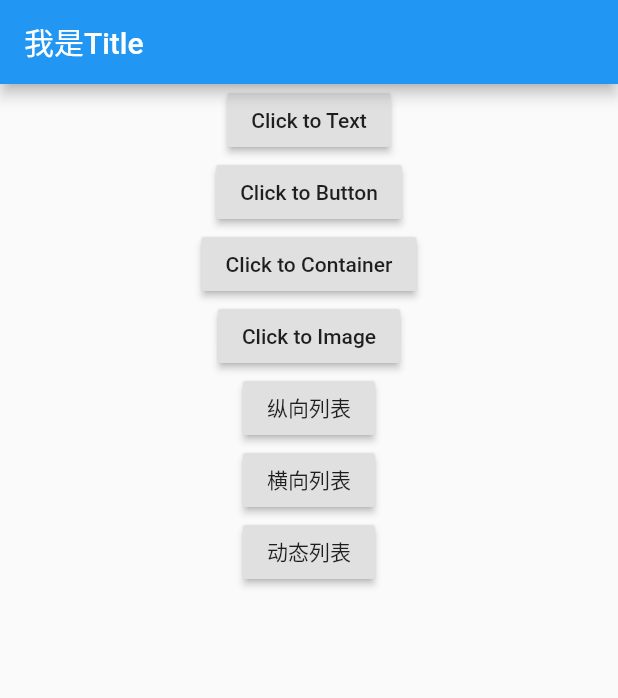
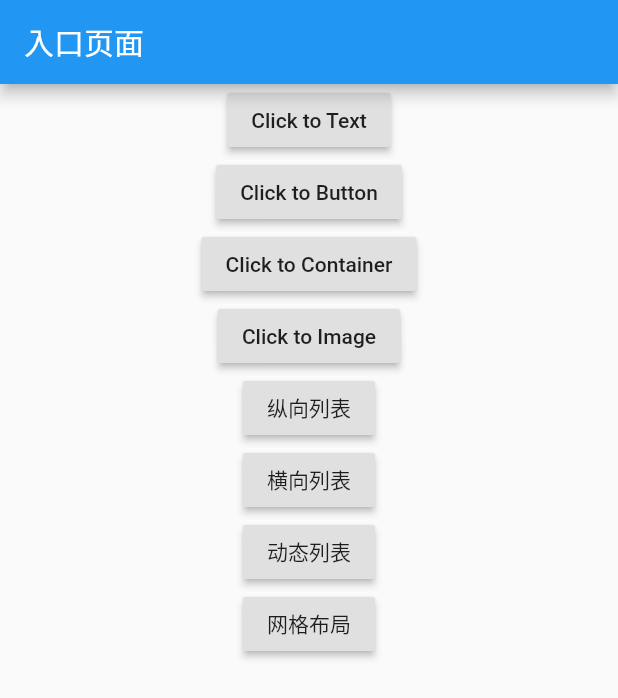
Before and after one commit to candy252324/flutter, a Flutter app: the screen it shows after launch, on a phone screen of 412 x 824 dp. Shown: the top 698 px of the screen. Run offline on Flutter 3.47's test engine with Material 2 defaults, Android fonts, the phone set to English and light mode, and no system bars.

Commit message:
网格布局

```diff
--- a/demo01/lib/main.dart
+++ b/demo01/lib/main.dart
@@ -7,6 +7,7 @@ import 'image.dart';
 import 'listView1.dart';
 import 'listView2.dart';
 import 'listView3.dart';
+import 'grideView.dart';
 
 void main() => runApp(MyApp());
 
@@ -28,6 +29,7 @@ class MyApp extends StatelessWidget {
         "listViewPage2":(context)=> ListViewDemo2(),
         "listViewPage3":(context)=> ListViewDemo3(),
         "DetailPage":(context)=> DetailPage(), //增加详情页的路由配置
+        "grideViewPage":(context)=> GrideViewDemo(), //增加详情页的路由配置
       },
       home: MyHomePage(),
     );
@@ -44,7 +46,7 @@ class MyHomePageState extends State<MyHomePage>{
   Widget build(BuildContext context) {
     return Scaffold(
       appBar: AppBar(
-        title: Text("我是Title"),
+        title: Text("入口页面"),
       ),
       body: Center(
         child:Column(
@@ -59,43 +61,43 @@ class MyHomePageState extends State<MyHomePage>{
             RaisedButton(
               child: Text("Click to Button" ),
               onPressed: () {
-                //根据命名路由做跳转
                 Navigator.pushNamed(context, "ButtonPage");
               },
             ),
             RaisedButton(
               child: Text("Click to Container" ),
               onPressed: () {
-                //根据命名路由做跳转
                 Navigator.pushNamed(context, "ContainerPage");
               },
             ),
              RaisedButton(
               child: Text("Click to Image" ),
               onPressed: () {
-                //根据命名路由做跳转
                 Navigator.pushNamed(context, "ImagePage");
               },
             ),
             RaisedButton(
               child: Text("纵向列表" ),
               onPressed: () {
-                //根据命名路由做跳转
                 Navigator.pushNamed(context, "listViewPage1");
               },
             ),
              RaisedButton(
               child: Text("横向列表" ),
               onPressed: () {
-                //根据命名路由做跳转
                 Navigator.pushNamed(context, "listViewPage2");
               },
             ),
             RaisedButton(
               child: Text("动态列表" ),
               onPressed: () {
-                //根据命名路由做跳转
                 Navigator.pushNamed(context, "listViewPage3");
+              },
+            ),
+             RaisedButton(
+              child: Text("网格布局" ),
+              onPressed: () {
+                Navigator.pushNamed(context, "grideViewPage");
               },
             ),
           ]
```
Also changed, not shown: demo01/lib/grideView.dart (added, +29 -0 lines).
